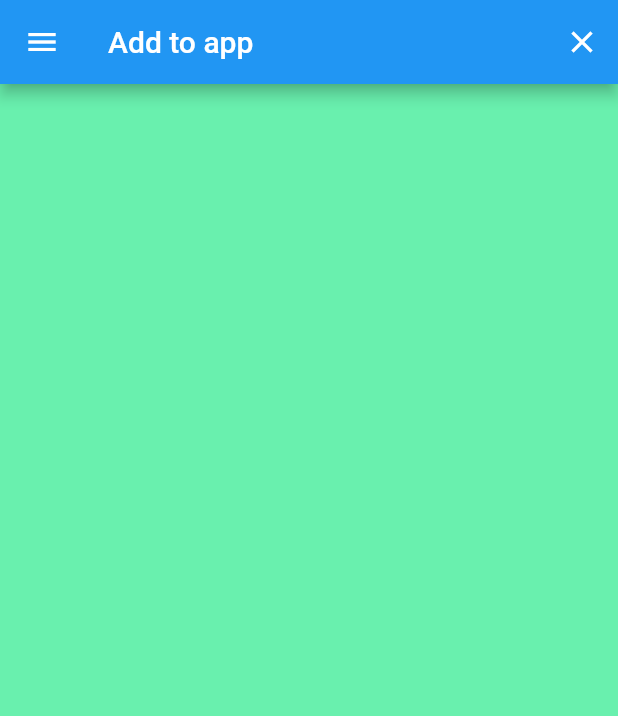
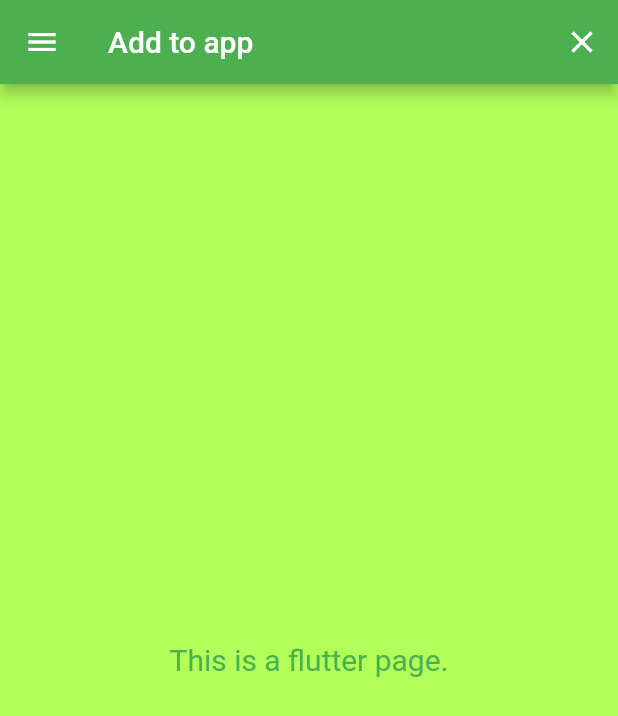
Before and after one commit to ZebingZong/KalshiFlutterIntegration, a Flutter app: the MyPresentedPage screen opened directly, on a phone screen of 412 x 824 dp. Shown: the top 716 px of the screen. Run offline on Flutter 3.47's test engine with Material 2 defaults, Android fonts, the phone set to English and light mode, and no system bars.

Commit message:
UI Polish

```diff
--- a/kalshi_flutter/lib/main.dart
+++ b/kalshi_flutter/lib/main.dart
@@ -23,12 +23,15 @@ class TabPage extends StatelessWidget {
 
   @override
   Widget build(BuildContext context) {
-    return Scaffold(
-        body: SizedBox.expand(
-          child: Container(
-            color: Colors.greenAccent,
-          ),
-        ),
+    return const Scaffold(
+      backgroundColor: Colors.lightGreenAccent,
+      body: Center(
+        child: Text(
+            "This is a flutter page.",
+            style: TextStyle(
+                fontSize: 20.0,
+                color: Colors.green)),
+      ),
     );
   }
 }
@@ -67,6 +70,7 @@ class _MyPresentedPageState extends State<MyPresentedPage> {
   @override
   Widget build(BuildContext context) {
     return Scaffold(
+      backgroundColor: Colors.lightGreenAccent,
       appBar: AppBar(
         leading: Builder(
           builder: (BuildContext context) {
@@ -82,8 +86,15 @@ class _MyPresentedPageState extends State<MyPresentedPage> {
               onPressed: () { _closeSelf(); },
               icon: const Icon(Icons.close))
         ],
+        backgroundColor: Colors.green,
       ),
-      backgroundColor: Colors.greenAccent,
+      body: const Center(
+        child: Text(
+            "This is a flutter page.",
+            style: TextStyle(
+                fontSize: 20.0,
+                color: Colors.green)),
+      ),
     );
   }
 }
```
